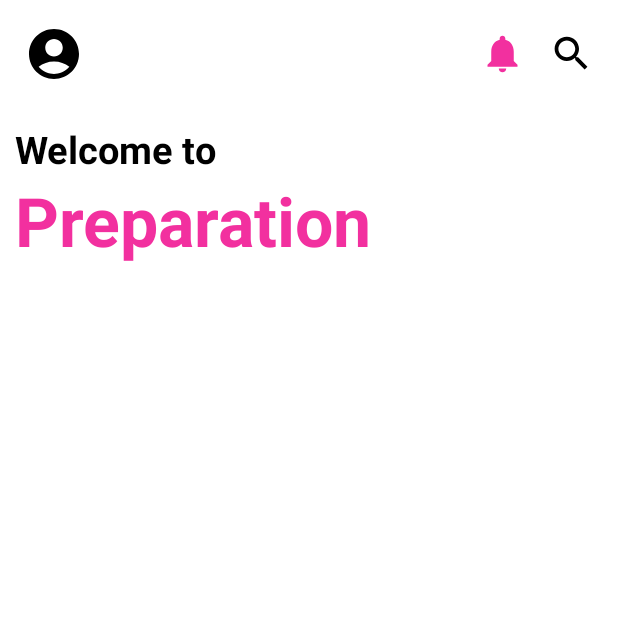
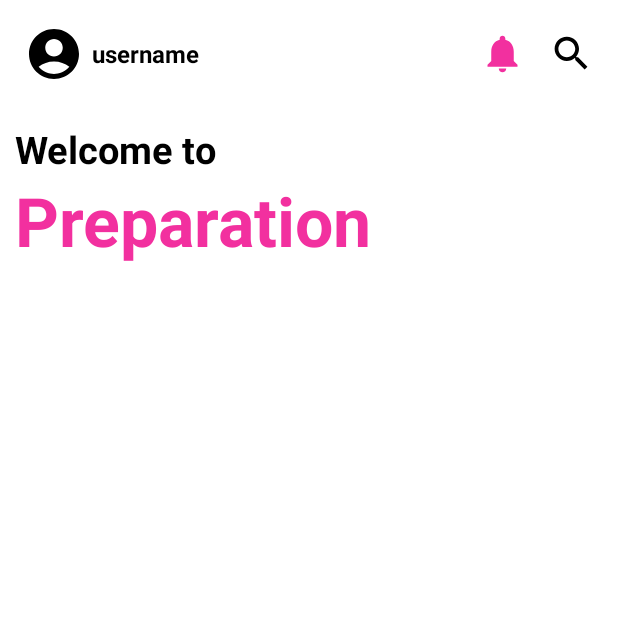
Before and after one commit to sun01822/Preparation, an Android app: the LoginActivity screen opened directly, with no data from a screen before it, after a tap on "SKIP", on a phone screen of 412 x 824 dp, the top half of it. Run offline under Robolectric (Android 15) with nearby library versions, the phone set to English and light mode, and no system bars.

Commit message:
Shared preferences added successfully

```diff
--- a/app/src/main/java/com/sun/preparation/MainActivity.kt
+++ b/app/src/main/java/com/sun/preparation/MainActivity.kt
@@ -1,6 +1,8 @@
 package com.sun.preparation
 
 import android.content.ContentValues.TAG
+import android.content.Context
+import android.content.SharedPreferences
 import androidx.appcompat.app.AppCompatActivity
 import android.os.Bundle
 import android.util.Log
@@ -13,16 +15,21 @@ import com.sun.preparation.fragments.QuizFragment
 
 class MainActivity : AppCompatActivity() {
     private lateinit var binding: ActivityMainBinding
+    private lateinit var sharedPreferences: SharedPreferences
+    private lateinit var userName : String
+    private lateinit var selectedAvatarNumber : String
     override fun onCreate(savedInstanceState: Bundle?) {
         super.onCreate(savedInstanceState)
         binding = ActivityMainBinding.inflate(layoutInflater)
         setContentView(binding.root)
 
-        // Retrieve the selectedAvatarNumber from the Intent
-        val selectedAvatarNumber = intent.getStringExtra("selectedAvatarNumber").toString()
-        val userName = intent.getStringExtra("userName").toString()
+        // Check cache for user data
+        sharedPreferences = this.getSharedPreferences("UserData", Context.MODE_PRIVATE)
+        userName = sharedPreferences.getString("userName", "username").toString()
+        selectedAvatarNumber = sharedPreferences.getString("selectedAvatarNumber", "-1").toString()
 
-        binding.userName.text = userName
+
+        binding.userName.text = userName.lowercase()
         // Perform actions based on selectedAvatarNumber
         when (selectedAvatarNumber) {
             "1" -> {
--- a/app/src/main/java/com/sun/preparation/activities/LoginActivity.kt
+++ b/app/src/main/java/com/sun/preparation/activities/LoginActivity.kt
@@ -1,6 +1,8 @@
 package com.sun.preparation.activities
 
+import android.content.Context
 import android.content.Intent
+import android.content.SharedPreferences
 import androidx.appcompat.app.AppCompatActivity
 import android.os.Bundle
 import android.view.WindowManager
@@ -10,29 +12,35 @@ import com.sun.preparation.databinding.ActivityLoginBinding
 
 class LoginActivity : AppCompatActivity() {
     private lateinit var binding : ActivityLoginBinding
+    private lateinit var sharedPreferences: SharedPreferences
     override fun onCreate(savedInstanceState: Bundle?) {
         super.onCreate(savedInstanceState)
         binding = ActivityLoginBinding.inflate(layoutInflater)
         setContentView(binding.root)
+
+        // sharedPreferences
+        sharedPreferences = this.getSharedPreferences("UserData", Context.MODE_PRIVATE)
+
         binding.btnLogin.setOnClickListener {
             // Get the name from the EditText
             val userName = binding.editTextName.text.toString()
 
             // Create an Intent to start MainActivity
             if(userName.isNotEmpty()){
+                sharedPreferences.edit().putBoolean("isLoggedIn", true).apply()
+                sharedPreferences.edit().putString("userName", userName).apply()
                 val intent = Intent(this, SelectedAvatarActivity::class.java)
-                // Put the name as an extra in the Intent
-                intent.putExtra("userName", userName)
                 // Start MainActivity with the Intent
                 startActivity(intent)
                 finish()
             }
             else{
-                Toast.makeText(this, "Enter your name please!!!", Toast.LENGTH_SHORT).show()
+                Toast.makeText(this@LoginActivity, "Enter your name please!!!", Toast.LENGTH_SHORT).show()
             }
         }
 
         binding.btnSkip.setOnClickListener{
+            sharedPreferences.edit().putBoolean("isLoggedIn", false).apply()
             val intent = Intent(this, MainActivity::class.java)
             startActivity(intent)
             finish()
```
Also changed, not shown: app/src/main/java/com/sun/preparation/activities/SelectAvatarActivity.kt (+10 -7 lines), app/src/main/java/com/sun/preparation/activities/SplashScreen.kt (+15 -1 lines).
